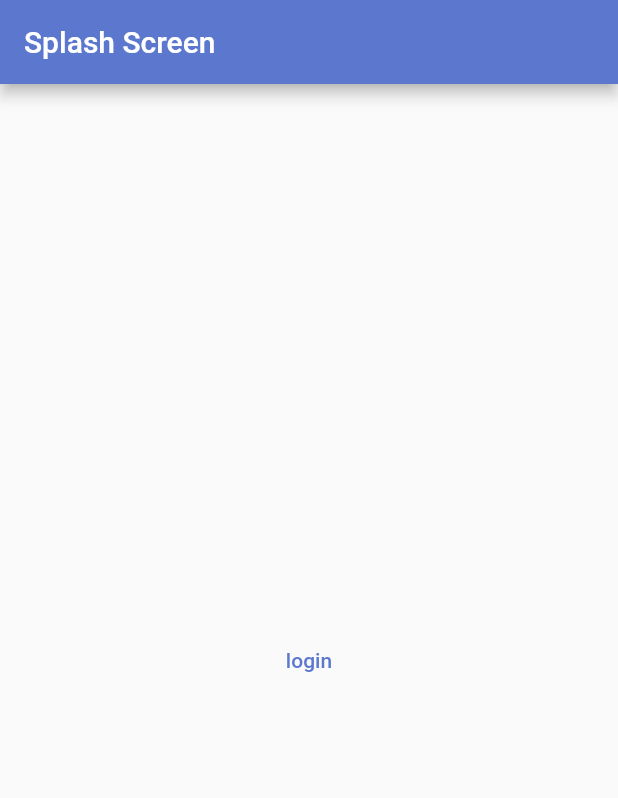
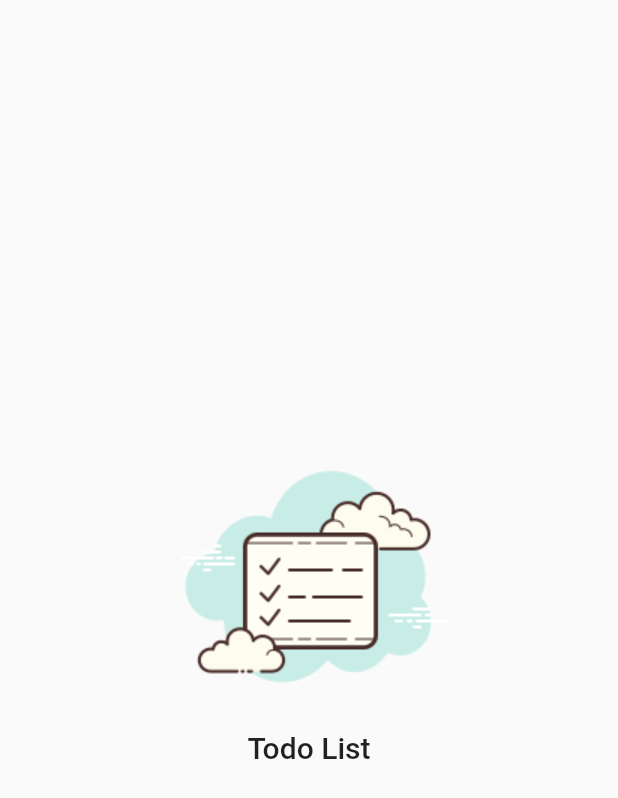
Before and after one commit to fvieir/Todo-List-Provider-firebase-Fllutter, a Flutter app: the screen it shows after launch, on a phone screen of 412 x 824 dp. Shown: the top 798 px of the screen. Run offline on Flutter 3.47's test engine with Material 2 defaults, Android fonts, the phone set to English and light mode, and no system bars; our stand-ins replace firebase_auth, firebase_core, google_fonts, google_sign_in, sign_in_button, sqflite and 1 more; missing offline and left inert: flutter_overlay_loader, validatorless; accounts and stored records are empty; Roboto replaces fonts that are missing (Mandali).

Commit message:
feat: Add navegação sem contexto

```diff
--- /dev/null
+++ b/lib/app/core/navigator/todo_list_navigator.dart
@@ -0,0 +1,8 @@
+import 'package:flutter/material.dart';
+
+class TodoListNavigator {
+  TodoListNavigator._();
+
+  static final navigatorKey = GlobalKey<NavigatorState>();
+  static NavigatorState? get to => navigatorKey.currentState;
+}
--- /dev/null
+++ b/lib/app/modules/home/home_module.dart
@@ -0,0 +1,12 @@
+import 'package:todo_list_with_provider_firebase/app/core/modules/todo_list_modules.dart';
+import 'home_page.dart';
+
+class HomeModule extends TodoListModules {
+  HomeModule()
+      : super(
+          bindings: [],
+          routes: {
+            '/home': (context) => const HomePage(),
+          },
+        );
+}
--- /dev/null
+++ b/lib/app/modules/home/home_page.dart
@@ -0,0 +1,15 @@
+import 'package:flutter/material.dart';
+
+class HomePage extends StatelessWidget {
+  const HomePage({super.key});
+
+  @override
+  Widget build(BuildContext context) {
+    return Scaffold(
+      appBar: AppBar(
+        title: const Text('Home Page'),
+      ),
+      body: Container(),
+    );
+  }
+}
--- a/lib/app/modules/splash/splash_page.dart
+++ b/lib/app/modules/splash/splash_page.dart
@@ -1,5 +1,6 @@
 import 'package:flutter/material.dart';
 import 'package:todo_list_with_provider_firebase/app/core/database/sqlite_connection_factory.dart';
+import 'package:todo_list_with_provider_firebase/app/core/widget/todo_list_logo.dart';
 
 class SplashPage extends StatelessWidget {
   const SplashPage({super.key});
@@ -9,14 +10,11 @@ class SplashPage extends StatelessWidget {
     var sql = SqliteConnectionFactory();
     sql.openConnection();
 
-    return Scaffold(
-      appBar: AppBar(
-        title: const Text('Splash Screen'),
-      ),
+    return const Scaffold(
       body: Center(
-        child: TextButton(
-          child: const Text('login'),
-          onPressed: () => Navigator.of(context).pushNamed('/login'),
+        child: SizedBox(
+          height: 250,
+          child: TodoListLogo(),
         ),
       ),
     );
--- a/lib/app/services/app_widget.dart
+++ b/lib/app/services/app_widget.dart
@@ -1,7 +1,9 @@
 import 'package:flutter/material.dart';
 import 'package:todo_list_with_provider_firebase/app/core/database/sqlite_adm_connection.dart';
+import 'package:todo_list_with_provider_firebase/app/core/navigator/todo_list_navigator.dart';
 import 'package:todo_list_with_provider_firebase/app/core/ui/todo_list_ui_config.dart';
 import 'package:todo_list_with_provider_firebase/app/modules/auth/auth_module.dart';
+import 'package:todo_list_with_provider_firebase/app/modules/home/home_module.dart';
 import 'package:todo_list_with_provider_firebase/app/modules/splash/splash_page.dart';
 
 class AppWidget extends StatefulWidget {
@@ -31,10 +33,12 @@ class _AppWidgetState extends State<AppWidget> {
   Widget build(BuildContext context) {
     return MaterialApp(
       title: 'TODO List',
+      navigatorKey: TodoListNavigator.navigatorKey,
       home: const SplashPage(),
       theme: TodoListUiConfig.themeData,
       routes: {
         ...AuthModule().routes,
+        ...HomeModule().routes,
       },
     );
   }
```
